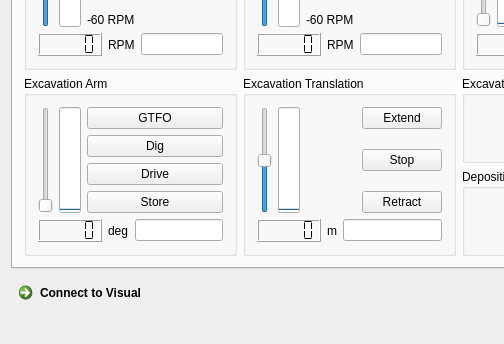
This is client/mainwindow.ui in CWRUbotix/NASA-RMC-2017 as Qt 5 draws it before an edit; both pictures show x 0 to 504 and y 357 to 701 of the 1200 by 701 pixel window. The edited form follows.
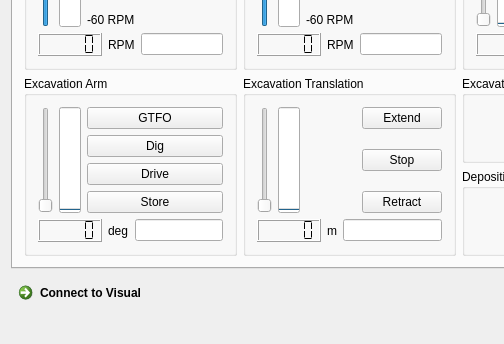
This is the edited form. Custom widgets are drawn as their Qt base class.

Commit message: translation scale changes

Patch:
```diff
--- a/client/mainwindow.ui
+++ b/client/mainwindow.ui
@@ -2189,10 +2189,10 @@
                  <enum>Qt::NoFocus</enum>
                 </property>
                 <property name="minimum">
-                 <number>-40</number>
+                 <number>0</number>
                 </property>
                 <property name="maximum">
-                 <number>40</number>
+                 <number>100</number>
                 </property>
                 <property name="pageStep">
                  <number>1</number>
```
Left out of the diff: 2 changed lines with no effect on the pictures. The commit also changes 2 other files.
